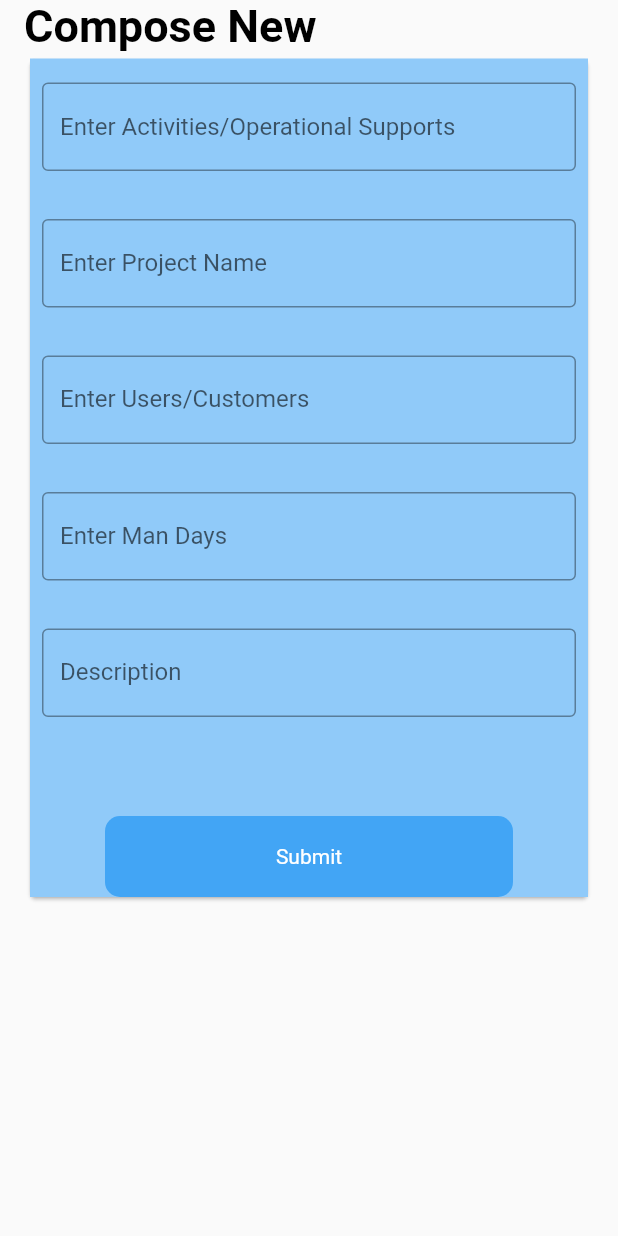
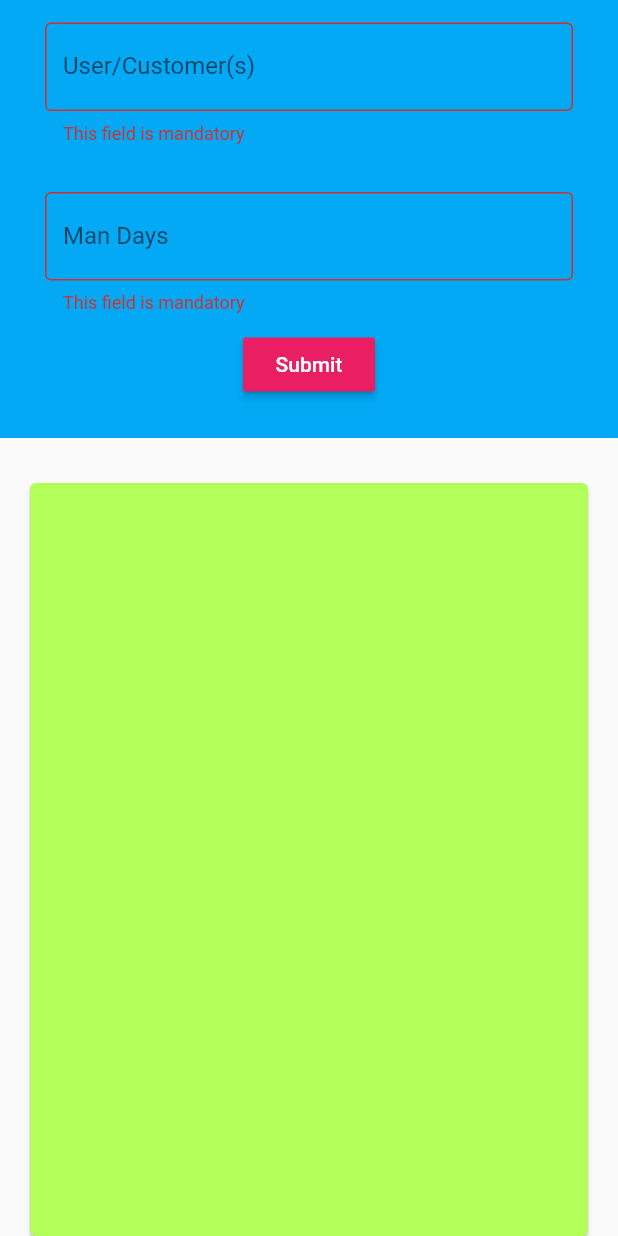
Before and after one commit to amanasmuei/NMS-Productivity-Portal, a Flutter app: the AddActivity screen opened directly, after a tap on "Submit", on a phone screen of 412 x 824 dp. Run offline on Flutter 3.47's test engine with Material 2 defaults, Android fonts, the phone set to English and light mode, and no system bars.

Commit message:
add activity

```diff
--- a/lib/Add_activity.dart
+++ b/lib/Add_activity.dart
@@ -11,11 +11,26 @@ var _pages = [
   Report(),
   AddActivity(),
 ];
+
+class Contact {
+
+  Contact({this.id,this.user,this.mandays});
+
+  int id;
+  String user;
+  String mandays;
+}
+
 class AddActivity extends StatefulWidget {
   @override
   _AddActivityState createState() => _AddActivityState();
 }
 class _AddActivityState extends State<AddActivity> {
+  final _formKey = GlobalKey<FormState>();
+
+
+  Contact _contact= Contact();
+  List<Contact> _contacts = [];
   /*final GlobalKey<FormState> _formKey = GlobalKey();
 
   // This function is triggered when the "Save" button is pressed
@@ -27,12 +42,19 @@ class _AddActivityState extends State<AddActivity> {
     }
   }*/
 
+
+
   @override
   Widget build(BuildContext context) {
     return Scaffold(
       body:
-          SingleChildScrollView(
-            child: Container(
+      Center(
+              child: Column(
+                mainAxisAlignment: MainAxisAlignment.start,
+                children: <Widget>[_form(), _list()],
+              ),
+            ),
+            /*child: Container(
               padding: new EdgeInsets.only(left: 16.0, bottom: 0.0, right: 16.0,),
               child: new Column(
                   mainAxisSize: MainAxisSize.max,
@@ -51,7 +73,7 @@ class _AddActivityState extends State<AddActivity> {
                       child: new Column(
                           children: <Widget>[
                             Container(// background
-                              color: Colors.blue[200],
+                              color: Colors.blue,
                               child: Column(
                                 crossAxisAlignment: CrossAxisAlignment.start,
                                 children: <Widget>[
@@ -111,7 +133,7 @@ class _AddActivityState extends State<AddActivity> {
                                       height: 54,
                                       decoration: BoxDecoration(
                                         borderRadius: BorderRadius.circular(10),
-                                        color: Colors.blue[400],
+                                        color: Colors.pinkAccent,
                                       ),
                                       child: Text(
                                         "Submit",
@@ -121,14 +143,17 @@ class _AddActivityState extends State<AddActivity> {
                                       ),
                                     ),
                                   ),
+                                  new Padding(
+                                    padding: new EdgeInsets.all(7.0),
+                                  ),
                                 ],
                               ),
                             )
                           ]),
                     ),
                   ]),
-            ),
-          ),
+            ),*/
+
 
 
 
@@ -169,8 +194,95 @@ class _AddActivityState extends State<AddActivity> {
       ),*/
 
 
+
+
     );
 
 
   }
+  _list() => Expanded(
+    child: Card(
+      color: Colors.lightGreenAccent,
+      margin: EdgeInsets.fromLTRB(20, 30, 20, 0),
+      child: Scrollbar(
+        child: ListView.builder(
+          padding: const EdgeInsets.all(8),
+          itemBuilder: (context, index) {
+            return Column(
+              children: <Widget>[
+                ListTile(
+                  leading: Icon(
+                    Icons.badge_outlined,
+                    color: Colors.blue,
+                    size: 40.0,
+                  ),
+                  title: Text(
+                    _contacts[index].user.toUpperCase(),
+                    style: TextStyle(
+                        color: Colors.blue, fontWeight: FontWeight.bold),
+                  ),
+                  subtitle: Text(_contacts[index].mandays),
+                  onTap: () {},
+                ),
+                Divider(
+                  height: 5.0,
+                ),
+              ],
+            );
+          },
+          itemCount: _contacts.length,
+        ),
+      ),
+    ),
+  );
+
+
+  _form() => Container(
+    color: Colors.lightBlue,
+    padding: EdgeInsets.symmetric(vertical: 15, horizontal: 30),
+    child: Form(
+      key: _formKey,
+      child: Column(
+        children: <Widget>[
+          TextFormField(
+            decoration: InputDecoration(border: OutlineInputBorder(),
+            labelText: 'User/Customer(s)'),
+            validator: (val) =>
+            (val.length == 0 ? 'This field is mandatory' : null),
+            onSaved: (val) => setState(() => _contact.user = val),
+          ),
+  Padding(
+  padding: EdgeInsets.symmetric(horizontal: 8, vertical: 16),
+  ),
+          TextFormField(
+            decoration: InputDecoration(border: OutlineInputBorder(),
+                labelText: 'Man Days'),
+            validator: (val) =>
+            val.length == 0 ? 'This field is mandatory' : null,
+            onSaved: (val) => setState(() => _contact.mandays = val),
+          ),
+          Container(
+            margin: EdgeInsets.all(10.0),
+            child: RaisedButton(
+              onPressed:()async {
+                  var form = _formKey.currentState;
+                  if (form.validate()) {
+                    form.save();
+                    print('''
+    User/Customer(s) : ${_contact.user}
+    Man Day's : ${_contact.mandays}
+    ''');
+                    _contacts.add(Contact(id:null,user:_contact.user,mandays:_contact.mandays));
+                    form.reset();
+                  }
+                },
+              child: Text('Submit'),
+              color: Colors.pink,
+              textColor: Colors.white,
+            ),
+          ),
+        ],
+      ),
+    ),
+  );
 }
--- a/lib/Dashboard.dart
+++ b/lib/Dashboard.dart
@@ -275,13 +275,18 @@ class InitState extends State<Dashboard>{
                           ),
                         ],
 
+
                     ),
                   ),
 
 
+
+
                 ]),
 
+
           ),
+
 
         ),
 
```
